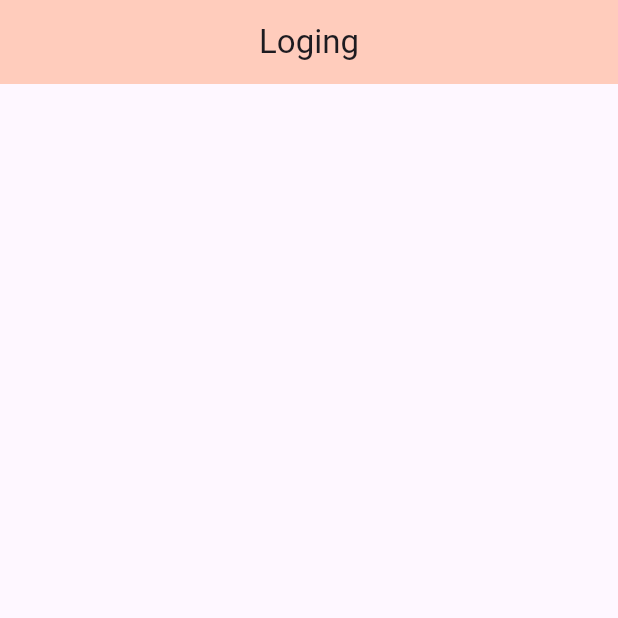
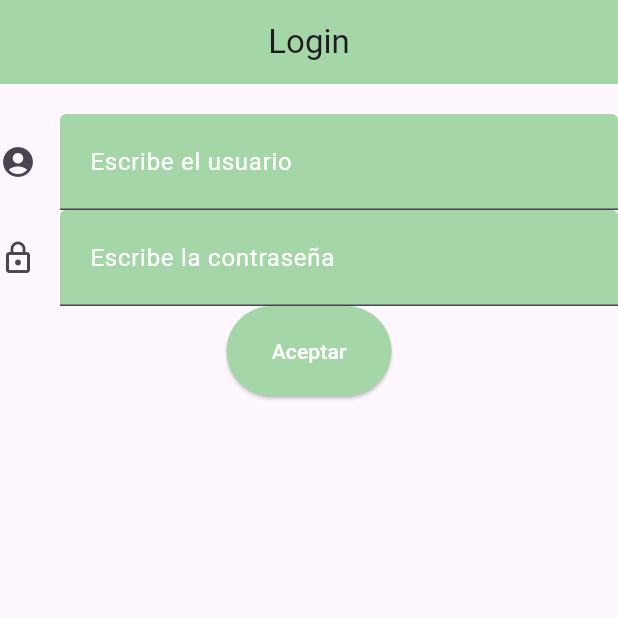
Before and after one commit to elenaaroma/examen_pmdm_psp, a Flutter app: the screen it shows after launch, on a phone screen of 412 x 824 dp, the top half of it. Run offline on Flutter 3.47's test engine with Material 3 defaults, Android fonts, the phone set to English and light mode, and no system bars.

Commit message:
PMDM: arreglos en el button y el text custom y diseño del loginview

```diff
--- a/lib/CustomViews/ButtonCustom.dart
+++ b/lib/CustomViews/ButtonCustom.dart
@@ -1,4 +1,4 @@
-import 'package:flutter/cupertino.dart';
+
 import 'package:flutter/material.dart';
 
 class ButtonCustom extends StatelessWidget{
@@ -21,7 +21,6 @@ class ButtonCustom extends StatelessWidget{
 
   @override
   Widget build(BuildContext context) {
-    //return TextButton(onPressed: () => event!(), child: Text(sText));
     return  ElevatedButton(
       onPressed: () => event!(),
       style: ElevatedButton.styleFrom(
--- a/lib/CustomViews/TextCustom.dart
+++ b/lib/CustomViews/TextCustom.dart
@@ -4,7 +4,11 @@ class TextCustom extends StatelessWidget{
   String sHint ;
   Icon icon;
   bool blIsPassword;
+  bool blRelleno;
   TextEditingController tecController = TextEditingController();
+  Color colorCaja;
+  Color colorTexto;
+  Color colorBorde;
   double dPaddingH;
   double dPaddingV;
 
@@ -15,6 +19,10 @@ class TextCustom extends StatelessWidget{
     required this.tecController,
     required this.icon,
     this.blIsPassword = false,
+    this.blRelleno = true,
+    required this.colorCaja,
+    required this.colorBorde,
+    required this.colorTexto,
     this.dPaddingH = 60,
     this.dPaddingV = 16,
   }) : super(key: key);
@@ -25,11 +33,20 @@ class TextCustom extends StatelessWidget{
     // TODO: implement build
 
     return TextField(
+      controller: tecController,
+      obscureText: blIsPassword,
       decoration: InputDecoration(
         icon: icon,
-        hintText: sHint,
-        border: OutlineInputBorder(
-          borderRadius: BorderRadius.circular(10.0),
+        fillColor: colorCaja,
+        filled: blRelleno,
+        labelText: sHint,
+        labelStyle: TextStyle(
+          color: colorTexto
+        ),
+        focusedBorder: OutlineInputBorder(
+          borderSide: BorderSide(
+              color:  colorBorde
+          )
         ),
         contentPadding: EdgeInsets.symmetric(vertical: 12.0, horizontal: 16.0),
       ),
--- a/lib/OnBoarding/LoginView.dart
+++ b/lib/OnBoarding/LoginView.dart
@@ -1,14 +1,45 @@
-import 'package:flutter/cupertino.dart';
+import 'package:examen_pmdm/CustomViews/ButtonCustom.dart';
+import 'package:examen_pmdm/CustomViews/TextCustom.dart';
 import 'package:flutter/material.dart';
 
+
 class LogingView extends StatelessWidget{
+
+  late BuildContext _context;
+
+  TextEditingController usernameController=TextEditingController();
+  TextEditingController passwordController=TextEditingController();
+
+  void OnClickAceptar() {
+  Navigator.of(_context).popAndPushNamed("/homeview");
+}
+
   @override
   Widget build(BuildContext context) {
+
+    _context = context;
+
     return Scaffold(
-      appBar: AppBar(title: Text("Loging"),
+      appBar: AppBar(title: Text("Login"),
         centerTitle: true,
-        shadowColor: Colors.red[300],
-        backgroundColor: Colors.deepOrange[100],),
+        shadowColor: Colors.green[400],
+        backgroundColor: Colors.green[200],),
+      body:
+
+        Padding(padding: EdgeInsets.only(top:20),
+          child:
+            Column(
+              children: [
+                TextCustom(tecController: usernameController, icon: Icon(Icons.account_circle) , sHint: 'Escribe el usuario', colorCaja: Colors.green[200] ?? Colors.green, colorTexto: Colors.white, colorBorde: Colors.green[400] ?? Colors.green,),
+                TextCustom(tecController: passwordController, icon: Icon(Icons.lock_outline) , sHint: 'Escribe la contraseña', colorCaja: Colors.green[200] ?? Colors.green, colorTexto: Colors.white, colorBorde: Colors.green[400] ?? Colors.green, blIsPassword: true,),
+
+                ButtonCustom(sText: "Aceptar", event: OnClickAceptar, fondo: Colors.green[200] ?? Colors.green, letra: Colors.white, alto: 20, ancho: 30)
+              ],
+            )
+          ,
+
+        )
+      ,
     );
   }
 
```
